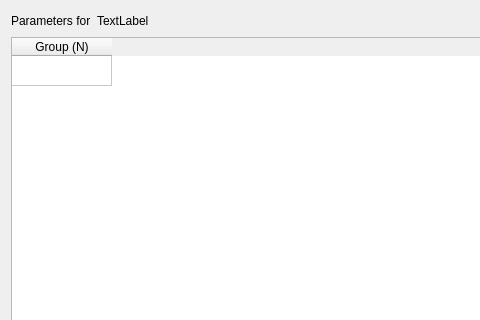
This is src/ui/water_quality_parameter_dialog.ui in IPH-ECO/iph-eco-gui as Qt 5 draws it before an edit; both pictures show x 0 to 480 and y 0 to 320 of the 640 by 480 pixel window. The edited form follows.
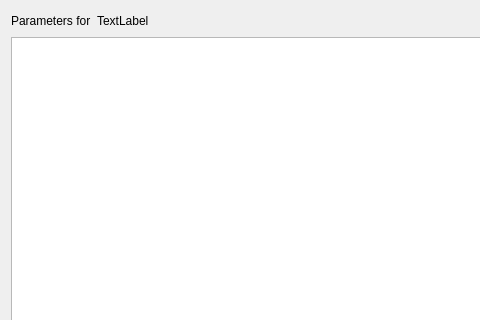
This is the edited form.

Commit message: Water quality parameters

Patch:
```diff
--- a/src/ui/water_quality_parameter_dialog.ui
+++ b/src/ui/water_quality_parameter_dialog.ui
@@ -47,19 +47,9 @@
    </item>
    <item>
     <widget class="QTableWidget" name="trwParameters">
-     <attribute name="verticalHeaderVisible">
-      <bool>false</bool>
-     </attribute>
-     <row>
-      <property name="text">
-       <string>1</string>
-      </property>
-     </row>
-     <column>
-      <property name="text">
-       <string>Group (N)</string>
-      </property>
-     </column>
+     <property name="rowCount">
+      <number>0</number>
+     </property>
     </widget>
    </item>
    <item>
```
The commit also changes 11 other files.
